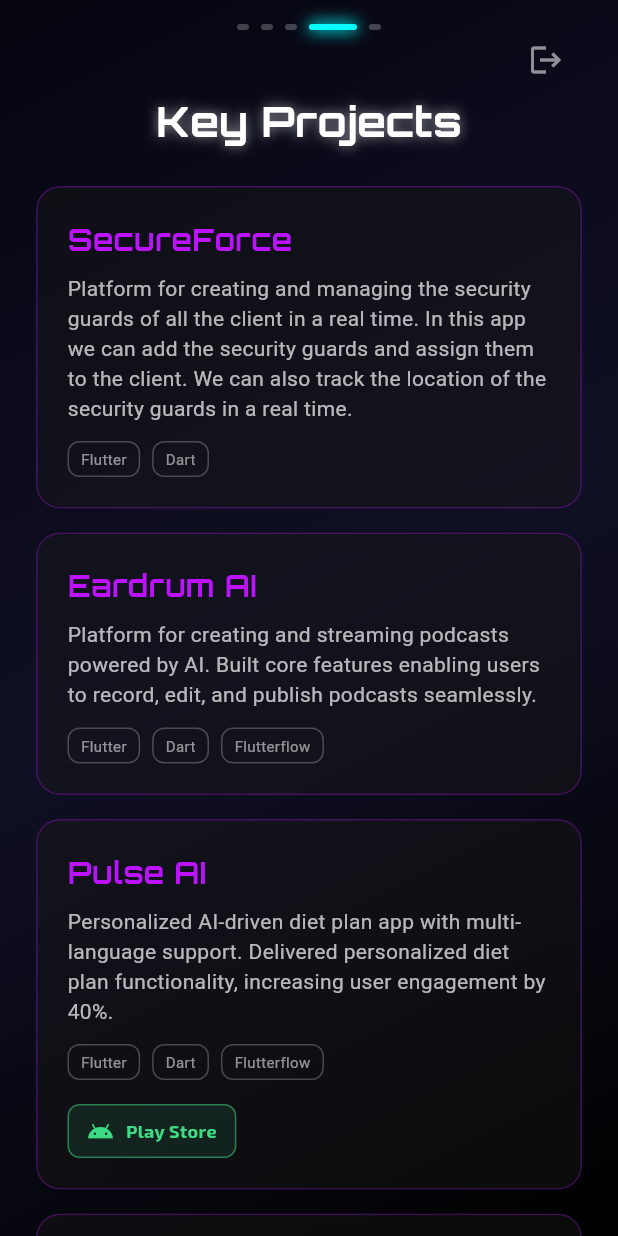
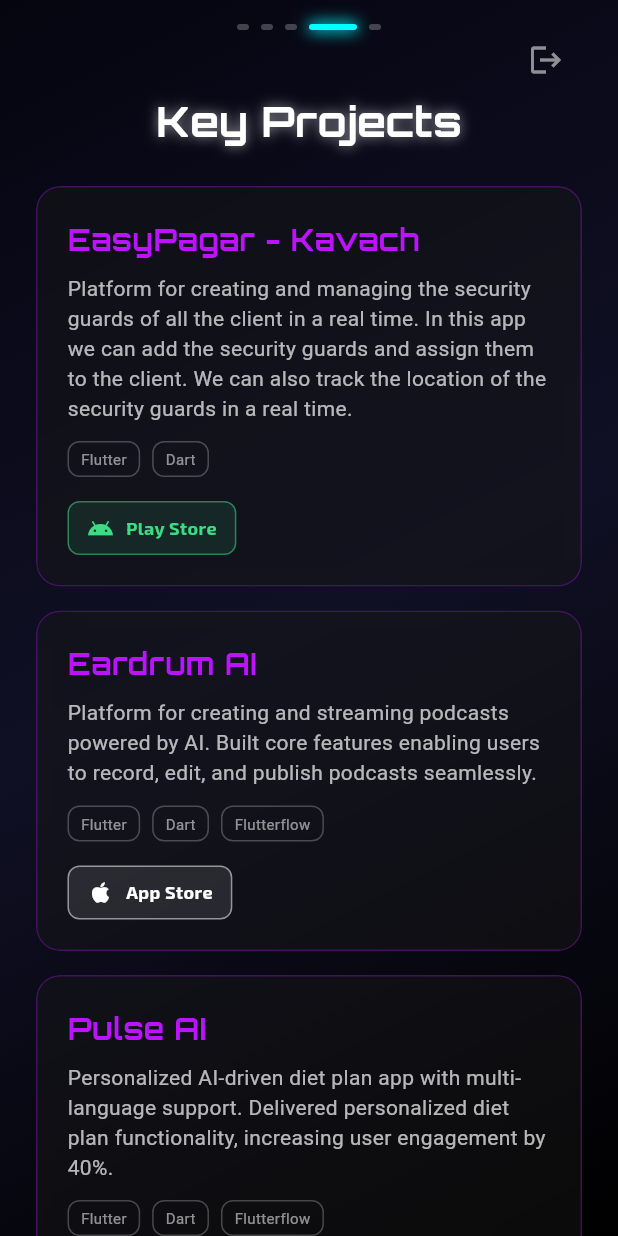
Before and after one commit to NeelM19/My-Bio, a Flutter app: the BioScreen screen opened directly, swiped to page 4, on a phone screen of 412 x 824 dp. Run offline on Flutter 3.47's test engine with Material 3 defaults, Android fonts, the phone set to English and light mode, and no system bars; drawn by our look-alikes of flutter_animate; our stand-ins replace cloud_firestore, firebase_analytics, firebase_auth, firebase_core, firebase_crashlytics, firebase_messaging and 7 more; missing offline and left inert: universal_html; accounts and stored records are empty.

Commit message:
- updated resume data and resume

```diff
--- a/lib/data/resume_data.dart
+++ b/lib/data/resume_data.dart
@@ -29,6 +29,7 @@ class ResumeData {
         "Enhanced user experience through efficient UI/UX designs and optimized code performance.",
         "Implemented the alarm feature in the app.",
         "Implemented new features and functionalities based on client requirements.",
+        "Implemented the dynamic Quick Action's feature in the app.",
       ],
     ),
     Experience(
@@ -77,16 +78,18 @@ class ResumeData {
 
   static const List<Project> projects = [
     Project(
-      title: "SecureForce",
+      title: "EasyPagar - Kavach",
       description:
           "Platform for creating and managing the security guards of all the client in a real time. In this app we can add the security guards and assign them to the client. We can also track the location of the security guards in a real time.",
       tools: ["Flutter", "Dart"],
+      googlePlay: "https://play.google.com/store/apps/details?id=com.wbtech.kavach.easypagar",
     ),
     Project(
       title: "Eardrum AI",
       description:
           "Platform for creating and streaming podcasts powered by AI. Built core features enabling users to record, edit, and publish podcasts seamlessly.",
       tools: ["Flutter", "Dart", "Flutterflow"],
+      appStore: "https://apps.apple.com/in/app/eardrum-ai/id6751574134",
     ),
     Project(
       title: "Pulse AI",
@@ -134,6 +137,7 @@ class ResumeData {
       description:
           "Community app for apartment residents to connect and share updates. Enabled real-time communication and event updates, used by 500+ residents.",
       tools: ["Flutter", "Dart"],
+      appStore: "https://apps.apple.com/in/app/my-comuna/id6749212698",
     ),
     Project(
       title: "Gelo",
@@ -142,6 +146,7 @@ class ResumeData {
       tools: ["Flutter", "Dart"],
       googlePlay:
           "https://play.google.com/store/apps/details?id=com.geloapp.gelo&hl=en",
+      appStore: "https://apps.apple.com/in/app/gelo/id6747113666",
     ),
     Project(
       title: "Botree-sfa",
```
Also changed, not shown: 1 other file.
